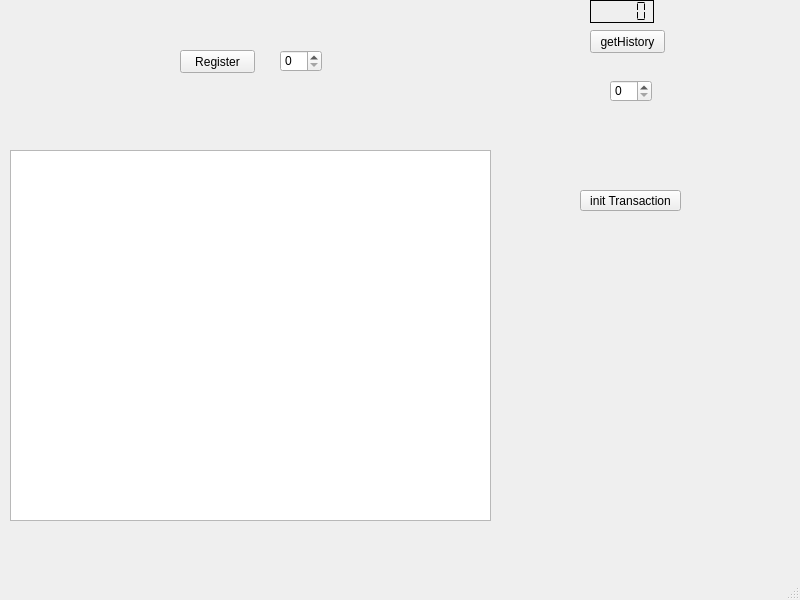
Qt form uis/chainNodeUI.ui (JakubBurczyk/sr_blockchain) before a commit.
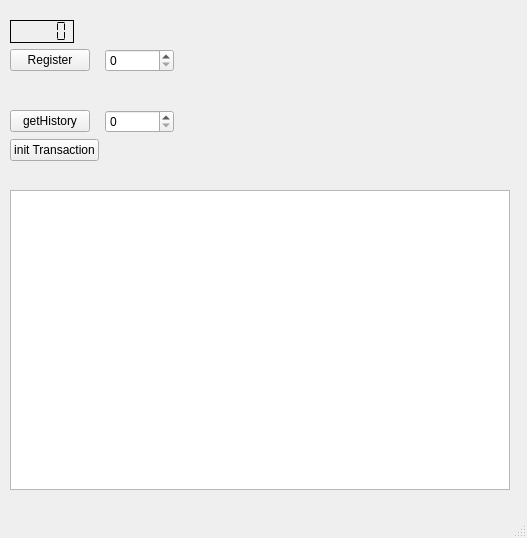
The same form after that commit.

```diff
--- a/uis/chainNodeUI.ui
+++ b/uis/chainNodeUI.ui
@@ -6,56 +6,36 @@
    <rect>
     <x>0</x>
     <y>0</y>
-    <width>800</width>
-    <height>600</height>
+    <width>527</width>
+    <height>538</height>
    </rect>
   </property>
   <property name="windowTitle">
    <string>MainWindow</string>
   </property>
   <widget class="QWidget" name="centralwidget">
-   <widget class="QPushButton" name="pushButton">
-    <property name="geometry">
-     <rect>
-      <x>590</x>
-      <y>30</y>
-      <width>75</width>
-      <height>23</height>
-     </rect>
-    </property>
-    <property name="text">
-     <string>getHistory</string>
-    </property>
-   </widget>
    <widget class="QTextBrowser" name="textBrowser">
     <property name="geometry">
      <rect>
       <x>10</x>
-      <y>150</y>
-      <width>481</width>
-      <height>371</height>
+      <y>190</y>
+      <width>500</width>
+      <height>300</height>
      </rect>
     </property>
    </widget>
-   <widget class="QSpinBox" name="spinBox">
+   <widget class="QWidget" name="formLayoutWidget">
     <property name="geometry">
      <rect>
-      <x>610</x>
-      <y>80</y>
-      <width>42</width>
-      <height>22</height>
+      <x>10</x>
+      <y>20</y>
+      <width>164</width>
+      <height>141</height>
      </rect>
     </property>
-   </widget>
+    <layout class="QFormLayout" name="formLayout">
+     <item row="0" column="0">
    <widget class="QLCDNumber" name="lcdNumber">
-    <property name="geometry">
-     <rect>
-      <x>590</x>
-      <y>0</y>
-      <width>64</width>
-      <height>23</height>
-     </rect>
-    </property>
     <property name="frameShape">
      <enum>QFrame::Box</enum>
     </property>
@@ -66,42 +46,49 @@
      <enum>QLCDNumber::Flat</enum>
     </property>
    </widget>
-   <widget class="QSpinBox" name="spinBox_ROS">
-    <property name="geometry">
-     <rect>
-      <x>280</x>
-      <y>50</y>
-      <width>42</width>
-      <height>22</height>
-     </rect>
-    </property>
-   </widget>
+     </item>
+     <item row="1" column="0">
    <widget class="QPushButton" name="pushButton_register">
-    <property name="geometry">
-     <rect>
-      <x>180</x>
-      <y>50</y>
-      <width>75</width>
-      <height>23</height>
-     </rect>
-    </property>
     <property name="text">
      <string>Register</string>
     </property>
    </widget>
+     </item>
+     <item row="1" column="1">
+      <widget class="QSpinBox" name="spinBox_ROS"/>
+     </item>
+     <item row="3" column="0">
+      <widget class="QPushButton" name="pushButton">
+       <property name="text">
+        <string>getHistory</string>
+       </property>
+      </widget>
+     </item>
+     <item row="3" column="1">
+      <widget class="QSpinBox" name="spinBox"/>
+     </item>
+     <item row="4" column="0">
    <widget class="QPushButton" name="pushButton_initTransaction">
-    <property name="geometry">
-     <rect>
-      <x>580</x>
-      <y>190</y>
-      <width>101</width>
-      <height>21</height>
-     </rect>
-    </property>
     <property name="text">
      <string>init Transaction</string>
     </property>
    </widget>
+     </item>
+     <item row="2" column="1">
+      <spacer name="verticalSpacer">
+       <property name="orientation">
+        <enum>Qt::Vertical</enum>
+       </property>
+       <property name="sizeHint" stdset="0">
+        <size>
+         <width>20</width>
+         <height>40</height>
+        </size>
+       </property>
+      </spacer>
+     </item>
+    </layout>
+   </widget>
   </widget>
   <widget class="QMenuBar" name="menubar">
    <property name="geometry">
```
Left out of the diff: 2 changed lines with no effect on the pictures. Lines whose indentation alone changed are shown as unchanged.
